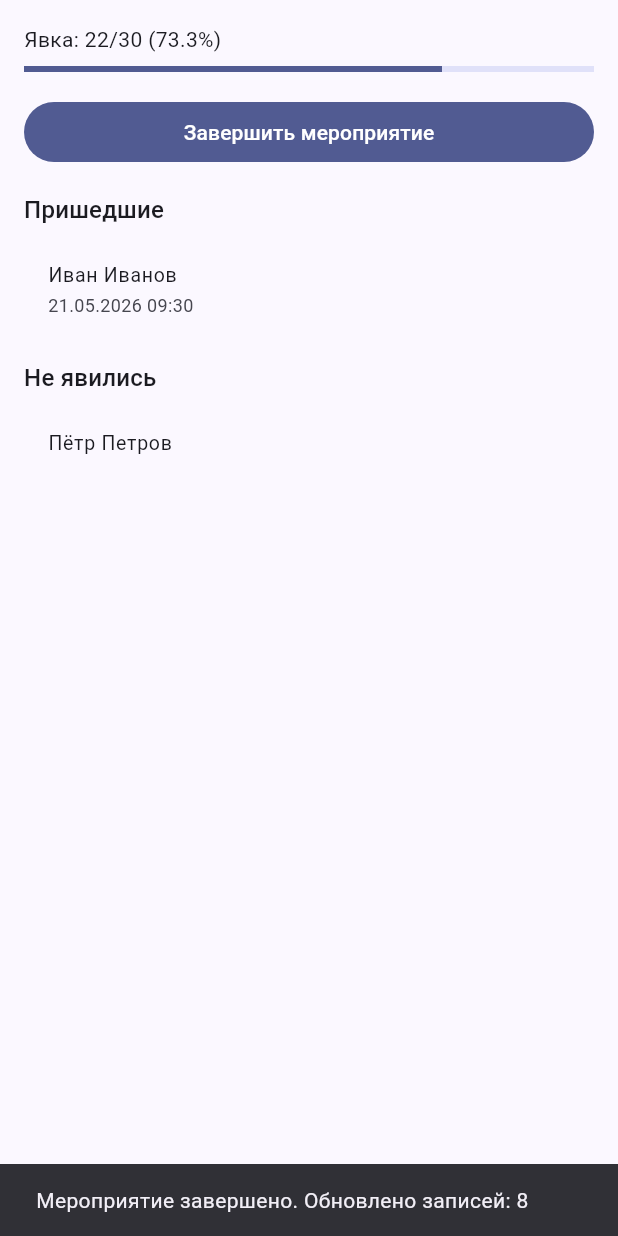
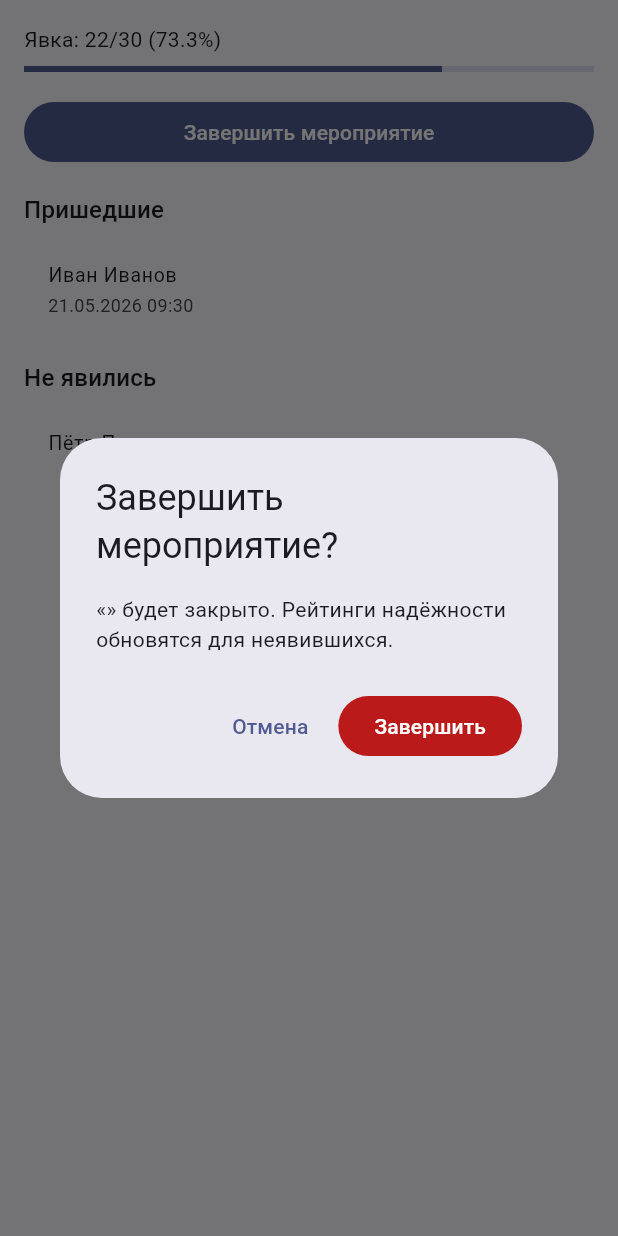
Before and after one commit to Krystoll/unievents, a Flutter app: the AdminAttendanceScreen widget shown alone on an empty page, opened directly with empty values, after a tap on "Завершить мероприятие", on a phone screen of 412 x 824 dp. Run offline on Flutter 3.47's test engine with Material 3 defaults, Android fonts, the phone set to English and light mode, and no system bars; our stand-ins replace dio, go_router, qr_flutter, shared_preferences; missing offline and left inert: mobile_scanner; accounts and stored records are empty.

Commit message:
Диалоги подтверждения

```diff
--- a/frontend/lib/screens/admin/admin_attendance_screen.dart
+++ b/frontend/lib/screens/admin/admin_attendance_screen.dart
@@ -4,6 +4,7 @@ import 'package:provider/provider.dart';
 
 import '../../models/event.dart';
 import '../../providers/events_provider.dart';
+import '../../widgets/confirm_action.dart';
 
 class AdminAttendanceScreen extends StatefulWidget {
   const AdminAttendanceScreen({super.key, required this.event});
@@ -21,6 +22,23 @@ class _AdminAttendanceScreenState extends State<AdminAttendanceScreen> {
     WidgetsBinding.instance.addPostFrameCallback((_) {
       context.read<EventsProvider>().loadAttendance(widget.event.id);
     });
+  }
+
+  Future<void> _finalizeEvent() async {
+    final confirmed = await confirmAction(
+      context,
+      title: 'Завершить мероприятие?',
+      message:
+          '«${widget.event.title}» будет закрыто. Рейтинги надёжности обновятся для неявившихся.',
+      confirmLabel: 'Завершить',
+      isDestructive: true,
+    );
+    if (!confirmed || !context.mounted) return;
+
+    final msg = await context.read<EventsProvider>().finalizeEvent(widget.event.id);
+    if (!context.mounted || msg == null) return;
+    ScaffoldMessenger.of(context).showSnackBar(SnackBar(content: Text(msg)));
+    await context.read<EventsProvider>().loadAttendance(widget.event.id);
   }
 
   @override
@@ -41,12 +59,7 @@ class _AdminAttendanceScreenState extends State<AdminAttendanceScreen> {
         LinearProgressIndicator(value: progress),
         const SizedBox(height: 16),
         FilledButton(
-          onPressed: () async {
-            final msg = await context.read<EventsProvider>().finalizeEvent(widget.event.id);
-            if (context.mounted && msg != null) {
-              ScaffoldMessenger.of(context).showSnackBar(SnackBar(content: Text(msg)));
-            }
-          },
+          onPressed: _finalizeEvent,
           child: const Text('Завершить мероприятие'),
         ),
         const SizedBox(height: 16),
--- /dev/null
+++ b/frontend/lib/widgets/confirm_action.dart
@@ -0,0 +1,39 @@
+import 'package:flutter/material.dart';
+
+/// Показывает диалог подтверждения. Возвращает true, если пользователь подтвердил.
+Future<bool> confirmAction(
+  BuildContext context, {
+  required String title,
+  required String message,
+  String confirmLabel = 'Подтвердить',
+  String cancelLabel = 'Отмена',
+  bool isDestructive = false,
+}) async {
+  final result = await showDialog<bool>(
+    context: context,
+    builder: (dialogContext) {
+      final theme = Theme.of(dialogContext);
+      return AlertDialog(
+        title: Text(title),
+        content: Text(message),
+        actions: [
+          TextButton(
+            onPressed: () => Navigator.of(dialogContext).pop(false),
+            child: Text(cancelLabel),
+          ),
+          FilledButton(
+            onPressed: () => Navigator.of(dialogContext).pop(true),
+            style: isDestructive
+                ? FilledButton.styleFrom(
+                    backgroundColor: theme.colorScheme.error,
+                    foregroundColor: theme.colorScheme.onError,
+                  )
+                : null,
+            child: Text(confirmLabel),
+          ),
+        ],
+      );
+    },
+  );
+  return result ?? false;
+}
```
Also changed, not shown: frontend/lib/screens/admin/admin_applications_screen.dart (+34 -12 lines), frontend/lib/screens/admin/admin_events_screen.dart (+10 -0 lines), frontend/lib/screens/admin/admin_shell.dart (+6 -2 lines).
